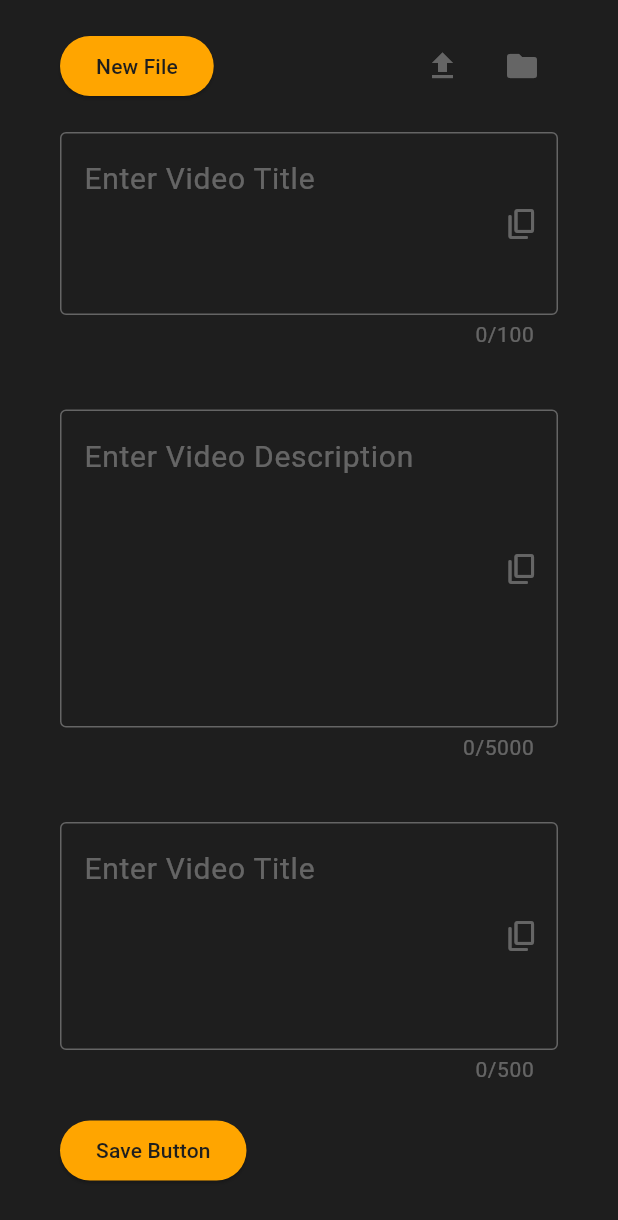
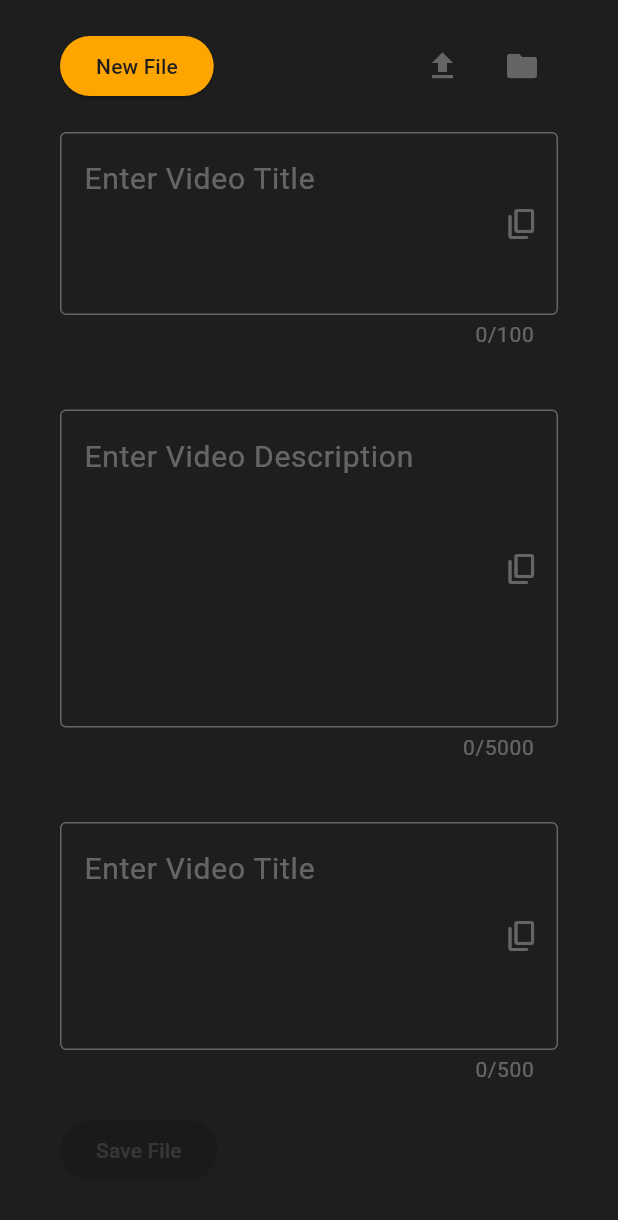
Before and after one commit to Davematteer/metatube, a Flutter app: the screen it shows after launch, on a phone screen of 412 x 824 dp. Shown: the top 1220 px of the screen. Run offline on Flutter 3.47's test engine with Material 3 defaults, Android fonts, the phone set to English and light mode, and no system bars; our stand-ins replace file_picker.

Commit message:
Save functionality added

```diff
--- a/lib/pages/home_screen.dart
+++ b/lib/pages/home_screen.dart
@@ -112,7 +112,9 @@ class _HomeScreenState extends State<HomeScreen> {
             SizedBox(height: 20,),
             Row(
               children: [
-                _mainButton(() => null, "Save Button"),
+                _mainButton(fileService.fieldsNotEmpty ?
+                () => fileService.saveContent(context) : null,
+                "Save File"),
               ],
             )
         ],),
--- a/pubspec.yaml
+++ b/pubspec.yaml
@@ -35,6 +35,8 @@ dependencies:
   # The following adds the Cupertino Icons font to your application.
   # Use with the CupertinoIcons class for iOS style icons.
   cupertino_icons: ^1.0.8
+  intl: ^0.20.1
+  file_picker: ^8.1.6
 
 dev_dependencies:
   flutter_test:
```
Also changed, not shown: lib/services/file_service.dart (+43 -0 lines), pubspec.lock.
